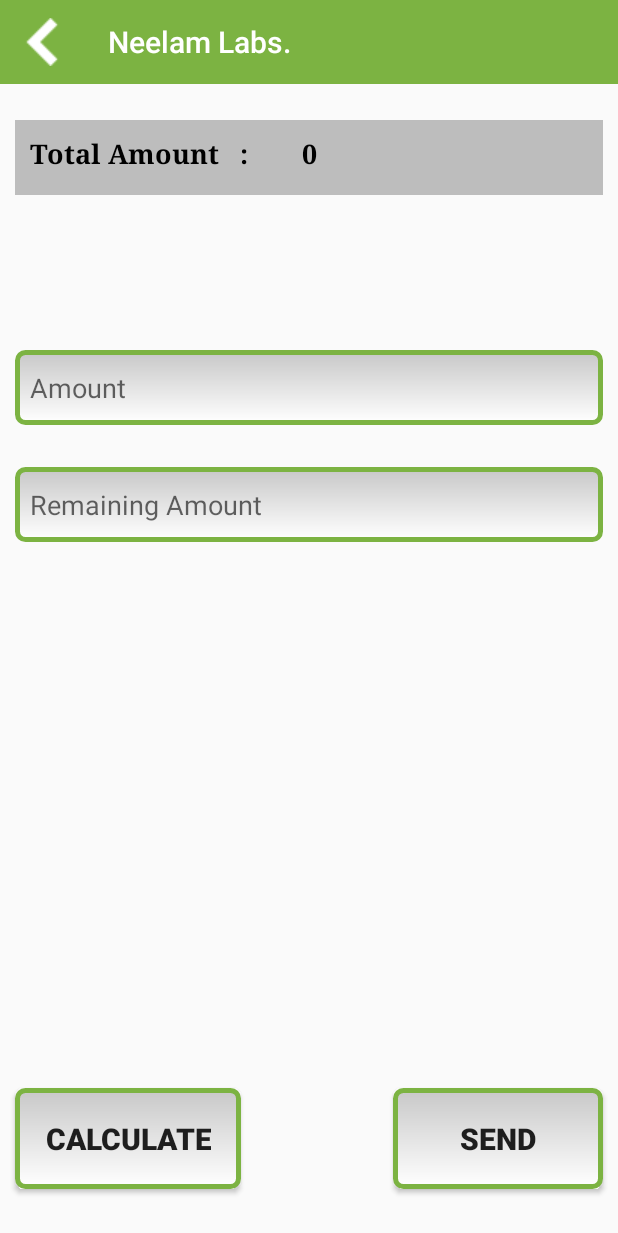
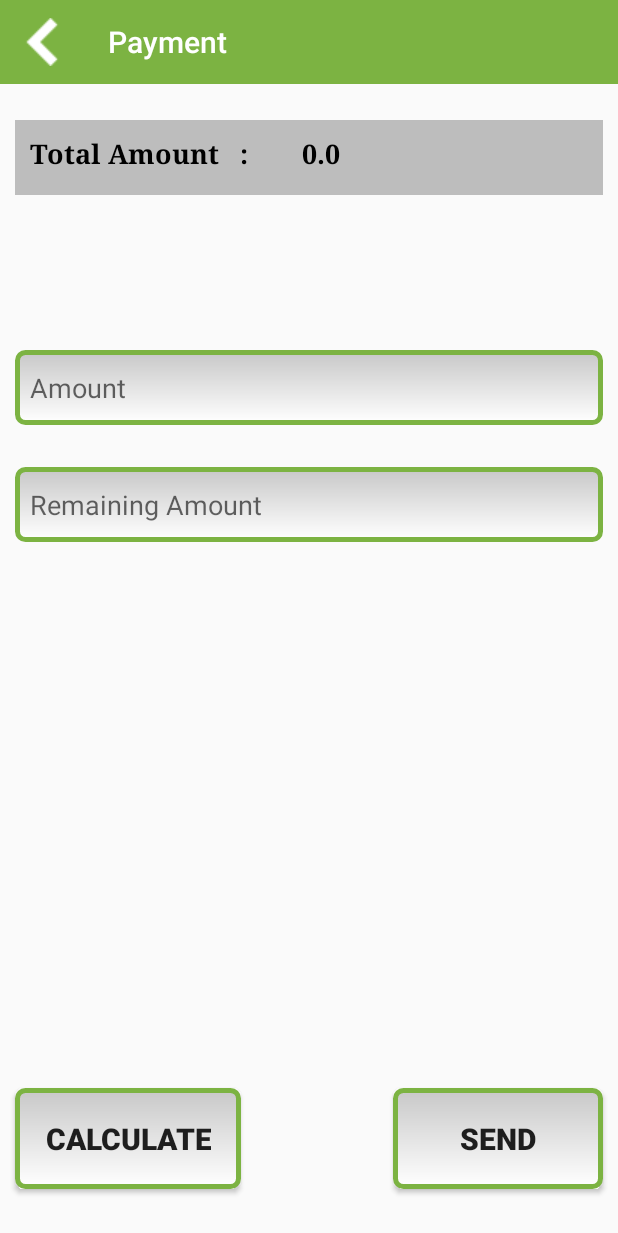
Before and after one commit to hamzabintariq123/Inventory, an Android app: the Payment screen opened directly, with no data from a screen before it, on a phone screen of 412 x 824 dp. Shown: the top 1233 px of the screen. Run offline under Robolectric (Android 15) with nearby library versions, the phone set to English and light mode, and no system bars; our stand-ins replace Volley; network calls fail.

Commit message:
push 4/11/17

```diff
--- a/app/src/main/java/com/hamza/inventory/Activities/Add_New_Customer.java
+++ b/app/src/main/java/com/hamza/inventory/Activities/Add_New_Customer.java
@@ -46,10 +46,9 @@ public class Add_New_Customer extends AppCompatActivity {
         add_customer = (Button) findViewById(R.id.add);
 
         toolbar = (Toolbar) findViewById(R.id.app_bar);
+        toolbar.setTitle("Add Customer");
         setSupportActionBar(toolbar);
         getSupportActionBar().setDisplayHomeAsUpEnabled(true);
-        toolbar.setTitle("Add Customer");
-
         bussines = (EditText) findViewById(R.id.breakfast);
         adress = (EditText) findViewById(R.id.dinnet);
         mobile = (EditText) findViewById(R.id.fuel);
--- a/app/src/main/java/com/hamza/inventory/Activities/Customers.java
+++ b/app/src/main/java/com/hamza/inventory/Activities/Customers.java
@@ -87,10 +87,9 @@ public class Customers extends AppCompatActivity {
         }
 
         toolbar = (Toolbar) findViewById(R.id.app_bar);
+        toolbar.setTitle("Customers");
         setSupportActionBar(toolbar);
         getSupportActionBar().setDisplayHomeAsUpEnabled(true);
-        toolbar.setTitle("Customers");
-
         toolbar.setTitleTextColor(getResources().getColor(android.R.color.white));
         getSupportActionBar().setHomeAsUpIndicator(R.drawable.menu);
 
--- a/app/src/main/java/com/hamza/inventory/Activities/Expence.java
+++ b/app/src/main/java/com/hamza/inventory/Activities/Expence.java
@@ -47,9 +47,10 @@ public class Expence extends AppCompatActivity {
         setContentView(R.layout.activity_expence);
 
         toolbar = (Toolbar) findViewById(R.id.app_bar);
+        toolbar.setTitle("Expence");
+
         setSupportActionBar(toolbar);
         getSupportActionBar().setDisplayHomeAsUpEnabled(true);
-        toolbar.setTitle("Expence");
 
         breakfsat = (EditText) findViewById(R.id.breakfast);
         luch = (EditText) findViewById(R.id.luch);
--- a/app/src/main/java/com/hamza/inventory/Activities/MainActivity.java
+++ b/app/src/main/java/com/hamza/inventory/Activities/MainActivity.java
@@ -26,9 +26,11 @@ public class MainActivity extends AppCompatActivity {
         setContentView(R.layout.activity_main);
 
         toolbar = (Toolbar) findViewById(R.id.app_bar);
+        toolbar.setTitle("New Sales");
+
         setSupportActionBar(toolbar);
         getSupportActionBar().setDisplayHomeAsUpEnabled(true);
-        toolbar.setTitle("New Sales");
+
 
         heading = "";
 
--- a/app/src/main/java/com/hamza/inventory/Activities/Payment.java
+++ b/app/src/main/java/com/hamza/inventory/Activities/Payment.java
@@ -44,8 +44,8 @@ public class Payment extends AppCompatActivity {
     Database database = new Database(this);
     private static final int MY_SOCKET_TIMEOUT_MS = 10000;
     ProgressDialog ringProgressDialog;
-     int total;
-    int remaining;
+     float total;
+    float remaining;
 
     @Override
     protected void onCreate(Bundle savedInstanceState) {
@@ -54,9 +54,9 @@ public class Payment extends AppCompatActivity {
 
 
         toolbar = (Toolbar) findViewById(R.id.app_bar);
+        toolbar.setTitle("Payment");
         setSupportActionBar(toolbar);
         getSupportActionBar().setDisplayHomeAsUpEnabled(true);
-        toolbar.setTitle("Payment");
 
         toolbar.setTitleTextColor(getResources().getColor(android.R.color.white));
         getSupportActionBar().setHomeAsUpIndicator(R.drawable.back);
@@ -75,8 +75,9 @@ public class Payment extends AppCompatActivity {
 
         getValus();
 
+        float def = (float) 0.0;
         Intent intent = getIntent();
-        total = intent.getIntExtra("total_amount", 0);
+        total = intent.getFloatExtra("total_amount",def);
         Sales = intent.getStringExtra("sales");
       //  sColums = intent.getStringExtra("colums");
 
@@ -97,6 +98,10 @@ public class Payment extends AppCompatActivity {
                 if(sAmount.equals("") || sAmount == null)
                 {
                     Toast.makeText(Payment.this, "No Amount Entered ", Toast.LENGTH_SHORT).show();
+                }
+                else if(Integer.parseInt(sAmount)>total)
+                {
+                    Toast.makeText(Payment.this, "Your entered amount is greater then total amount", Toast.LENGTH_SHORT).show();
                 }
                 else
                 {
@@ -193,7 +198,7 @@ public class Payment extends AppCompatActivity {
 
                         else
                         {
-                            Toast.makeText(Payment.this, "Entered Sucessfully", Toast.LENGTH_SHORT).show();
+                            Toast.makeText(Payment.this, "Entered Sucessfully", Toast.LENGTH_LONG).show();
 
                             Intent intent = new Intent(Payment.this, Printer.class);
                             intent.putExtra("sale",prinitnng);
@@ -236,7 +241,7 @@ public class Payment extends AppCompatActivity {
                 {
 
 
-                    Toast.makeText(Payment.this, "No Internet Connection !! Adding to local DataBase", Toast.LENGTH_SHORT).show();
+                    Toast.makeText(Payment.this, "No Internet Connection !! Adding to local DataBase", Toast.LENGTH_LONG).show();
 
                     database.insertSales(Sales);
 
--- a/app/src/main/java/com/hamza/inventory/Activities/Printer.java
+++ b/app/src/main/java/com/hamza/inventory/Activities/Printer.java
@@ -56,9 +56,10 @@ public class Printer extends AppCompatActivity {
         sale = intent.getStringExtra("sale");
 
         toolbar = (Toolbar) findViewById(R.id.app_bar);
+        toolbar.setTitle("Payment");
+
         setSupportActionBar(toolbar);
         getSupportActionBar().setDisplayHomeAsUpEnabled(true);
-        toolbar.setTitle("Payment");
 
         toolbar.setTitleTextColor(getResources().getColor(android.R.color.white));
         getSupportActionBar().setHomeAsUpIndicator(R.drawable.back);
--- a/app/src/main/java/com/hamza/inventory/Activities/Recovery.java
+++ b/app/src/main/java/com/hamza/inventory/Activities/Recovery.java
@@ -68,10 +68,11 @@ public class Recovery extends AppCompatActivity {
 
 
         toolbar = (Toolbar) findViewById(R.id.app_bar);
+        toolbar.setTitle("Recovry");
+
+
         setSupportActionBar(toolbar);
         getSupportActionBar().setDisplayHomeAsUpEnabled(true);
-        toolbar.setTitle("Sales");
-
         toolbar.setTitleTextColor(getResources().getColor(android.R.color.white));
         getSupportActionBar().setHomeAsUpIndicator(R.drawable.back);
 
--- a/app/src/main/java/com/hamza/inventory/Activities/Sales.java
+++ b/app/src/main/java/com/hamza/inventory/Activities/Sales.java
@@ -79,9 +79,10 @@ public class Sales extends AppCompatActivity {
         }
 
         toolbar = (Toolbar) findViewById(R.id.app_bar);
+        toolbar.setTitle("Sales");
         setSupportActionBar(toolbar);
         getSupportActionBar().setDisplayHomeAsUpEnabled(true);
-        toolbar.setTitle("Sales");
+
 
         Intent i = getIntent();
         int rate = i.getIntExtra("rate", 0);
@@ -124,7 +125,7 @@ public class Sales extends AppCompatActivity {
 
             for (int j=0;j<arrSaleData.size();j++)
             {
-                total_am = total_am+Integer.parseInt(arrSaleData.get(j).getProductAmount());
+                total_am = total_am+Float.parseFloat(arrSaleData.get(j).getProductAmount());
 
             }
 
--- a/app/src/main/java/com/hamza/inventory/Activities/Sample.java
+++ b/app/src/main/java/com/hamza/inventory/Activities/Sample.java
@@ -69,6 +69,8 @@ public class Sample extends AppCompatActivity {
 
 
         toolbar = (Toolbar) findViewById(R.id.app_bar);
+
+        toolbar.setTitle("Sample");
         setSupportActionBar(toolbar);
         getSupportActionBar().setDisplayHomeAsUpEnabled(true);
 
--- a/app/src/main/java/com/hamza/inventory/Activities/Supply.java
+++ b/app/src/main/java/com/hamza/inventory/Activities/Supply.java
@@ -67,10 +67,12 @@ public class Supply extends AppCompatActivity {
         setContentView(R.layout.activity_supply);
 
         toolbar = (Toolbar) findViewById(R.id.app_bar);
+
+        toolbar.setTitle("Supply");
+
+
         setSupportActionBar(toolbar);
         getSupportActionBar().setDisplayHomeAsUpEnabled(true);
-
-        toolbar.setTitle("Supply");
 
         toolbar.setTitleTextColor(getResources().getColor(android.R.color.white));
         getSupportActionBar().setHomeAsUpIndicator(R.drawable.back);
--- a/app/src/main/java/com/hamza/inventory/Activities/Supply_details.java
+++ b/app/src/main/java/com/hamza/inventory/Activities/Supply_details.java
@@ -1,12 +1,11 @@
 package com.hamza.inventory.Activities;
 
+import android.os.Bundle;
 import android.support.v7.app.AppCompatActivity;
-import android.os.Bundle;
 import android.support.v7.widget.Toolbar;
 import android.view.Menu;
 import android.view.MenuItem;
 import android.view.View;
-import android.widget.Button;
 import android.widget.ImageView;
 import android.widget.ListView;
 
@@ -27,6 +26,8 @@ public class Supply_details extends AppCompatActivity {
         setContentView(R.layout.activity_supply_details);
 
         toolbar = (Toolbar) findViewById(R.id.app_bar);
+
+        toolbar.setTitle("supply details");
         setSupportActionBar(toolbar);
         getSupportActionBar().setDisplayHomeAsUpEnabled(true);
 
```
Also changed, not shown: app/src/main/java/com/hamza/inventory/Activities/Add_Products.java (+49 -10 lines), app/src/main/java/com/hamza/inventory/Adapters/Printer_addapter.java (+18 -1 lines).
